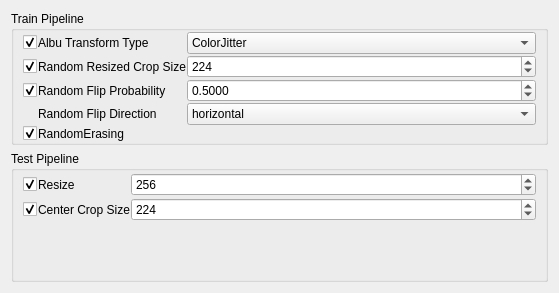
Old version of the form plugins/classificationplugins/mmclassificationplugin/mmclassificationdataaugmentationinput.ui in the repository Joensw/RCAIT.
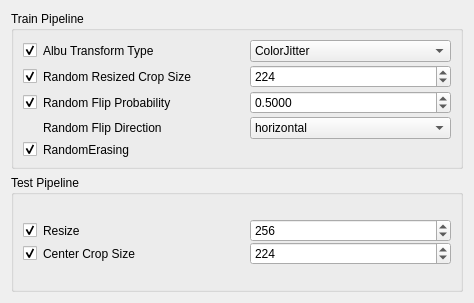
New version of the form.

What changed in the file:
```diff
--- a/plugins/classificationplugins/mmclassificationplugin/mmclassificationdataaugmentationinput.ui
+++ b/plugins/classificationplugins/mmclassificationplugin/mmclassificationdataaugmentationinput.ui
@@ -6,8 +6,8 @@
    <rect>
     <x>0</x>
     <y>0</y>
-    <width>559</width>
-    <height>293</height>
+    <width>474</width>
+    <height>303</height>
    </rect>
   </property>
   <property name="windowTitle">
@@ -20,17 +20,11 @@
       <string>Train Pipeline</string>
      </property>
      <layout class="QVBoxLayout" name="verticalLayout_9">
-      <property name="spacing">
-       <number>1</number>
-      </property>
-      <property name="topMargin">
-       <number>1</number>
-      </property>
-      <property name="bottomMargin">
-       <number>1</number>
-      </property>
       <item>
-       <layout class="QGridLayout" name="gridLayout_17" rowstretch="1,0,0,0,0,0">
+       <layout class="QGridLayout" name="gridLayout_17" columnstretch="0,2,2">
+        <property name="verticalSpacing">
+         <number>3</number>
+        </property>
         <item row="3" column="2">
          <widget class="QComboBox" name="comboBox_randomFlipDirection">
           <property name="currentText">
@@ -210,14 +204,24 @@
       <property name="spacing">
        <number>1</number>
       </property>
-      <property name="topMargin">
-       <number>1</number>
-      </property>
-      <property name="bottomMargin">
-       <number>1</number>
-      </property>
       <item>
-       <layout class="QGridLayout" name="gridLayout_18" rowstretch="1,0,0">
+       <layout class="QGridLayout" name="gridLayout_18" columnstretch="0,2,2">
+        <property name="horizontalSpacing">
+         <number>6</number>
+        </property>
+        <property name="verticalSpacing">
+         <number>0</number>
+        </property>
+        <item row="0" column="0">
+         <widget class="QCheckBox" name="checkBox_resize">
+          <property name="text">
+           <string/>
+          </property>
+          <property name="checked">
+           <bool>true</bool>
+          </property>
+         </widget>
+        </item>
         <item row="1" column="2">
          <layout class="QHBoxLayout" name="horizontalLayout_TestOptions">
           <property name="sizeConstraint">
@@ -241,22 +245,6 @@
           </item>
          </layout>
         </item>
-        <item row="0" column="2">
-         <widget class="QSpinBox" name="spinBox_resize">
-          <property name="text" stdset="0">
-           <string>256</string>
-          </property>
-          <property name="minimum">
-           <number>1</number>
-          </property>
-          <property name="maximum">
-           <number>2000</number>
-          </property>
-          <property name="value">
-           <number>256</number>
-          </property>
-         </widget>
-        </item>
         <item row="1" column="0">
          <widget class="QCheckBox" name="checkBox_centerCropSize">
           <property name="text">
@@ -267,16 +255,6 @@
           </property>
          </widget>
         </item>
-        <item row="0" column="0">
-         <widget class="QCheckBox" name="checkBox_resize">
-          <property name="text">
-           <string/>
-          </property>
-          <property name="checked">
-           <bool>true</bool>
-          </property>
-         </widget>
-        </item>
         <item row="0" column="1">
          <widget class="QLabel" name="label_resize">
           <property name="text">
@@ -284,22 +262,21 @@
           </property>
          </widget>
         </item>
-        <item row="2" column="2">
-         <layout class="QHBoxLayout" name="horizontalLayout_25">
-          <item>
-           <spacer name="horizontalSpacer_16">
-            <property name="orientation">
-             <enum>Qt::Horizontal</enum>
-            </property>
-            <property name="sizeHint" stdset="0">
-             <size>
-              <width>40</width>
-              <height>1</height>
-             </size>
-            </property>
-           </spacer>
-          </item>
-         </layout>
+        <item row="0" column="2">
+         <widget class="QSpinBox" name="spinBox_resize">
+          <property name="text" stdset="0">
+           <string>256</string>
+          </property>
+          <property name="minimum">
+           <number>1</number>
+          </property>
+          <property name="maximum">
+           <number>2000</number>
+          </property>
+          <property name="value">
+           <number>256</number>
+          </property>
+         </widget>
         </item>
         <item row="1" column="1">
          <widget class="QLabel" name="label_centerCropSize">
@@ -310,19 +287,6 @@
         </item>
        </layout>
       </item>
-      <item>
-       <spacer name="verticalSpacer_7">
-        <property name="orientation">
-         <enum>Qt::Vertical</enum>
-        </property>
-        <property name="sizeHint" stdset="0">
-         <size>
-          <width>20</width>
-          <height>1</height>
-         </size>
-        </property>
-       </spacer>
-      </item>
      </layout>
     </widget>
    </item>
```
